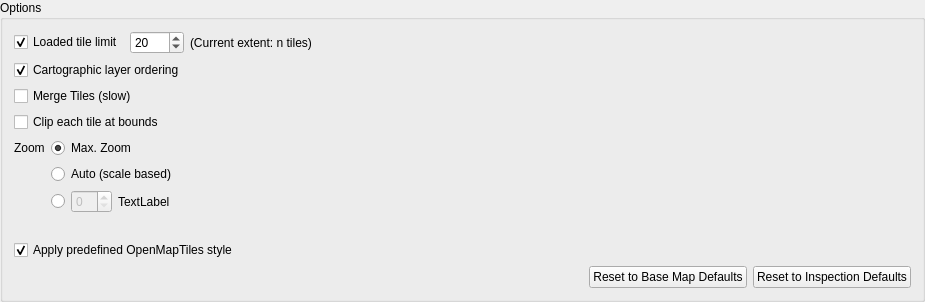
Before: the Qt Designer form ui/options.ui in geometalab/Vector-Tiles-Reader-QGIS-Plugin, drawn with Qt 5.
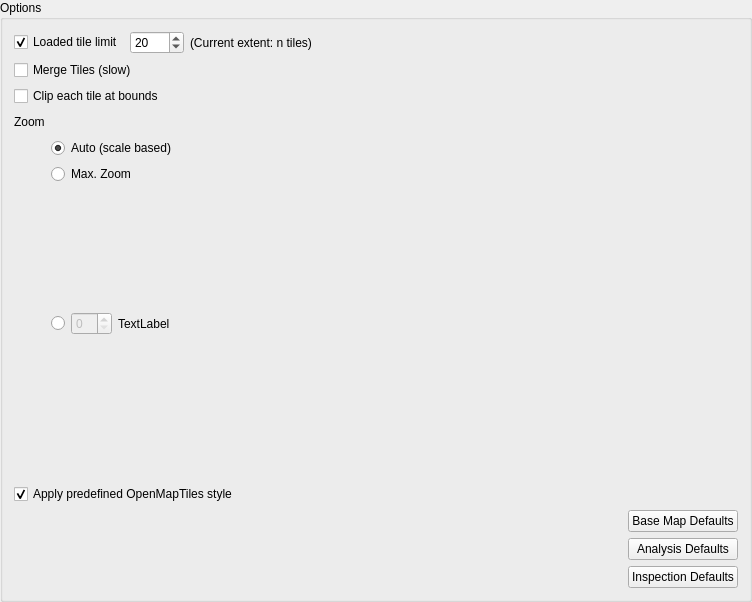
After: the same form once the commit is applied.

```diff
--- a/ui/options.ui
+++ b/ui/options.ui
@@ -6,8 +6,8 @@
    <rect>
     <x>0</x>
     <y>0</y>
-    <width>925</width>
-    <height>302</height>
+    <width>752</width>
+    <height>602</height>
    </rect>
   </property>
   <property name="sizePolicy">
@@ -23,6 +23,19 @@
    <string>Options</string>
   </property>
   <layout class="QGridLayout" name="gridLayout">
+   <item row="10" column="0" colspan="2">
+    <widget class="QCheckBox" name="chkApplyStyles">
+     <property name="toolTip">
+      <string>Apply a build-in, predefined QGIS style made for OpenMapTiles (instead of random QGIS default style)</string>
+     </property>
+     <property name="text">
+      <string>Apply predefined OpenMapTiles style</string>
+     </property>
+     <property name="checked">
+      <bool>true</bool>
+     </property>
+    </widget>
+   </item>
    <item row="7" column="1">
     <layout class="QHBoxLayout" name="horizontalLayout">
      <item>
@@ -67,38 +80,63 @@
      </item>
     </layout>
    </item>
+   <item row="4" column="0">
+    <widget class="QLabel" name="label_5">
+     <property name="maximumSize">
+      <size>
+       <width>16777215</width>
+       <height>20</height>
+      </size>
+     </property>
+     <property name="text">
+      <string>Zoom</string>
+     </property>
+    </widget>
+   </item>
    <item row="3" column="0" colspan="2">
-    <widget class="QCheckBox" name="chkMergeTiles">
-     <property name="text">
-      <string>Merge Tiles (slow)</string>
-     </property>
-     <property name="checked">
-      <bool>false</bool>
-     </property>
-    </widget>
-   </item>
-   <item row="4" column="0" colspan="2">
     <widget class="QCheckBox" name="chkClipTiles">
      <property name="text">
       <string>Clip each tile at bounds</string>
      </property>
     </widget>
    </item>
-   <item row="9" column="0">
-    <spacer name="verticalSpacer">
+   <item row="11" column="0" colspan="2">
+    <layout class="QGridLayout" name="gridLayout_2">
+     <item row="2" column="3">
+      <widget class="QPushButton" name="btnResetToInspectionDefaults">
+       <property name="text">
+        <string>Inspection Defaults</string>
+       </property>
+      </widget>
+     </item>
+     <item row="2" column="0">
+      <spacer name="horizontalSpacer_2">
      <property name="orientation">
-      <enum>Qt::Vertical</enum>
-     </property>
-     <property name="sizeType">
-      <enum>QSizePolicy::Fixed</enum>
+        <enum>Qt::Horizontal</enum>
      </property>
      <property name="sizeHint" stdset="0">
       <size>
-       <width>20</width>
+         <width>40</width>
        <height>20</height>
       </size>
      </property>
     </spacer>
+     </item>
+     <item row="1" column="3">
+      <widget class="QPushButton" name="btnResetToAnalysisDefaults">
+       <property name="text">
+        <string>Analysis Defaults</string>
+       </property>
+      </widget>
+     </item>
+     <item row="0" column="3">
+      <widget class="QPushButton" name="btnResetToBasemapDefaults">
+       <property name="text">
+        <string>Base Map Defaults</string>
+       </property>
+      </widget>
+     </item>
+    </layout>
    </item>
    <item row="1" column="0" colspan="2">
     <layout class="QGridLayout" name="gridLayout_5" columnstretch="0,0,0,0">
@@ -162,90 +200,49 @@
      </item>
     </layout>
    </item>
-   <item row="11" column="0" colspan="2">
-    <layout class="QHBoxLayout" name="horizontalLayout_3">
-     <item>
-      <spacer name="horizontalSpacer_2">
+   <item row="9" column="0">
+    <spacer name="verticalSpacer">
        <property name="orientation">
-        <enum>Qt::Horizontal</enum>
+      <enum>Qt::Vertical</enum>
+     </property>
+     <property name="sizeType">
+      <enum>QSizePolicy::Fixed</enum>
        </property>
        <property name="sizeHint" stdset="0">
         <size>
-         <width>40</width>
+       <width>20</width>
          <height>20</height>
         </size>
        </property>
       </spacer>
      </item>
-     <item>
-      <widget class="QPushButton" name="btnResetToBasemapDefaults">
+   <item row="2" column="0" colspan="2">
+    <widget class="QCheckBox" name="chkMergeTiles">
        <property name="text">
-        <string>Reset to Base Map Defaults</string>
-       </property>
-      </widget>
-     </item>
-     <item>
-      <widget class="QPushButton" name="btnResetToInspectionDefaults">
-       <property name="text">
-        <string>Reset to Inspection Defaults</string>
-       </property>
-      </widget>
-     </item>
-    </layout>
+      <string>Merge Tiles (slow)</string>
+     </property>
+     <property name="checked">
+      <bool>false</bool>
+     </property>
+    </widget>
    </item>
    <item row="5" column="1">
-    <widget class="QRadioButton" name="rbZoomMax">
-     <property name="text">
-      <string>Max. Zoom</string>
-     </property>
-     <property name="checked">
-      <bool>true</bool>
-     </property>
-    </widget>
-   </item>
-   <item row="5" column="0">
-    <widget class="QLabel" name="label_5">
-     <property name="maximumSize">
-      <size>
-       <width>16777215</width>
-       <height>20</height>
-      </size>
-     </property>
-     <property name="text">
-      <string>Zoom</string>
-     </property>
-    </widget>
-   </item>
-   <item row="6" column="1">
     <widget class="QRadioButton" name="rbAutoZoom">
      <property name="text">
       <string>Auto (scale based)</string>
      </property>
-    </widget>
-   </item>
-   <item row="10" column="0" colspan="2">
-    <widget class="QCheckBox" name="chkApplyStyles">
-     <property name="toolTip">
-      <string>Apply a build-in, predefined QGIS style made for OpenMapTiles (instead of random QGIS default style)</string>
-     </property>
-     <property name="text">
-      <string>Apply predefined OpenMapTiles style</string>
-     </property>
      <property name="checked">
       <bool>true</bool>
      </property>
     </widget>
    </item>
-   <item row="2" column="0" colspan="2">
-    <widget class="QCheckBox" name="chkCartographicOrdering">
-     <property name="toolTip">
-      <string>Use ordering according to cartographic element types (label, points, lines, areas) instead of original ordering from the tile source</string>
-     </property>
+   <item row="6" column="1">
+    <widget class="QRadioButton" name="rbZoomMax">
      <property name="text">
-      <string>Cartographic layer ordering</string>
+      <string>Max. Zoom</string>
      </property>
      <property name="checked">
-      <bool>true</bool>
+      <bool>false</bool>
      </property>
     </widget>
    </item>
```
Lines whose indentation alone changed are shown as unchanged.
